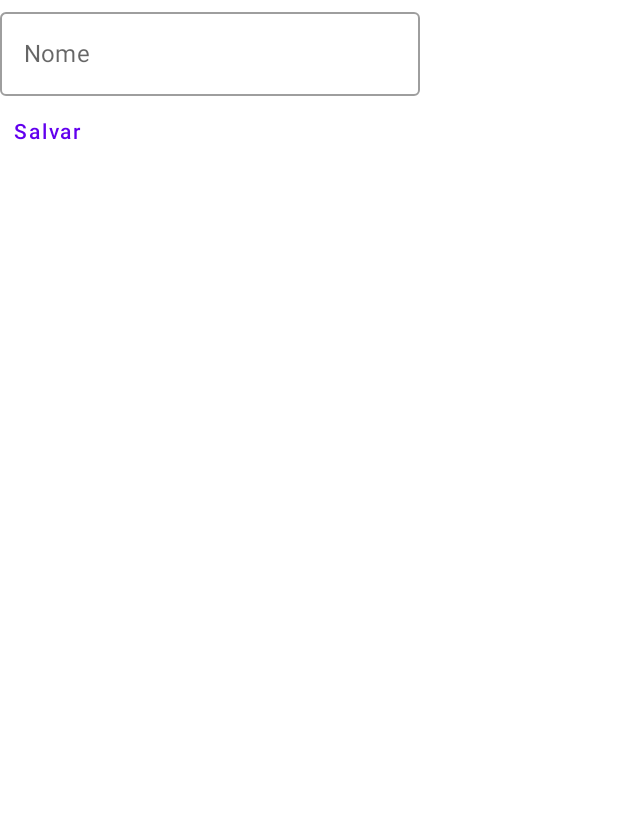
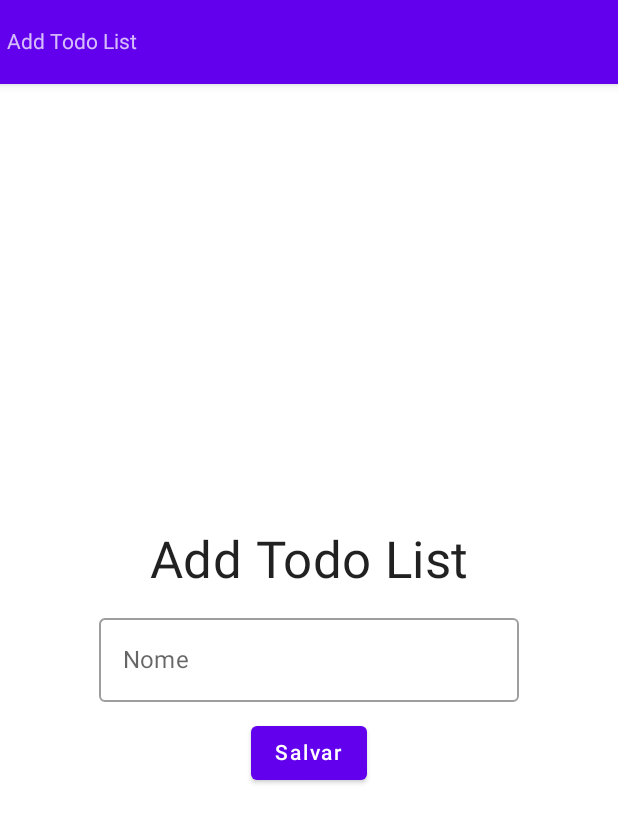
Before and after one commit to Sartori-RIA/app-todolist-jetpack-compose, an Android app built with Jetpack Compose: the TodoListFormScreen screen opened through its navigation route, on a phone screen of 412 x 824 dp. Shown: the top 823 px of the screen. Run offline under Robolectric (Android 15) with nearby library versions, the phone set to English and light mode, and no system bars; our stand-ins replace Room's generated code, livedata-compose; 1 statement that could not run was skipped.

Commit message:
update screens

```diff
--- a/app/build.gradle
+++ b/app/build.gradle
@@ -10,7 +10,7 @@ android {
 
     defaultConfig {
         applicationId "br.com.cookiecode.appguairacacompose"
-        minSdkVersion 21
+        minSdkVersion 26
         targetSdkVersion 30
         versionCode 1
         versionName "1.0"
@@ -59,7 +59,10 @@ dependencies {
     implementation 'androidx.appcompat:appcompat:1.2.0'
     implementation 'androidx.activity:activity-compose:1.3.0-alpha03'
 
+    implementation "androidx.compose.animation:animation:$compose_version"
+
     implementation "androidx.compose.foundation:foundation:$compose_version"
+    implementation "androidx.compose.foundation:foundation-layout:$compose_version"
 
     implementation "androidx.compose.material:material:$compose_version"
     implementation "androidx.compose.material:material-icons-core:$compose_version"
@@ -67,6 +70,7 @@ dependencies {
 
     implementation "androidx.compose.ui:ui:$compose_version"
     implementation "androidx.compose.ui:ui-tooling:$compose_version"
+    implementation "androidx.compose.runtime:runtime:$compose_version"
     implementation "androidx.compose.runtime:runtime-livedata:$compose_version"
 
     implementation "androidx.lifecycle:lifecycle-livedata-ktx:$lifecycle_version"
--- a/app/src/main/java/br/com/cookiecode/appguairacacompose/MainActivity.kt
+++ b/app/src/main/java/br/com/cookiecode/appguairacacompose/MainActivity.kt
@@ -28,7 +28,7 @@ class MainActivity : AppCompatActivity() {
                         composable("todo_lists") { TodoLists(navController) }
                         composable("todo_list_form") { TodoListFormScreen(navController) }
                         composable(
-                            "todo_list/{id}",
+                            "todo_lists/{id}",
                             arguments = listOf(navArgument("id") { type = NavType.IntType })
                         ) {
                             TodoListDetail(
--- a/app/src/main/java/br/com/cookiecode/appguairacacompose/data/dao/TodoListDao.kt
+++ b/app/src/main/java/br/com/cookiecode/appguairacacompose/data/dao/TodoListDao.kt
@@ -3,7 +3,6 @@ package br.com.cookiecode.appguairacacompose.data.dao
 import androidx.lifecycle.LiveData
 import androidx.room.*
 import br.com.cookiecode.appguairacacompose.data.models.TodoList
-import br.com.cookiecode.appguairacacompose.data.models.TodoListWithItems
 
 @Dao
 interface TodoListDao {
@@ -11,13 +10,13 @@ interface TodoListDao {
     @Query("SELECT * FROM todo_lists")
     fun all(): LiveData<List<TodoList>>
 
-    @Query("SELECT * FROM todo_lists WHERE id = :id")
-    fun show(id: Int): LiveData<TodoListWithItems>
+    @Query("SELECT * FROM todo_lists WHERE id = :id LIMIT 1")
+    fun show(id: Int): LiveData<TodoList>
 
     @Insert
     fun create(data: TodoList)
 
-    @Update
+    @Update(onConflict = OnConflictStrategy.REPLACE)
     fun update(data: TodoList)
 
     @Delete
--- a/app/src/main/java/br/com/cookiecode/appguairacacompose/data/dao/TodoListItemDao.kt
+++ b/app/src/main/java/br/com/cookiecode/appguairacacompose/data/dao/TodoListItemDao.kt
@@ -7,13 +7,19 @@ import br.com.cookiecode.appguairacacompose.data.models.TodoListItem
 @Dao
 interface TodoListItemDao {
 
-    @Query("SELECT * from TODO_LIST_ITEMS WHERE todo_list_id = :todoListId")
+    @Query("SELECT * FROM todo_list_items")
+    fun all(): LiveData<List<TodoListItem>>
+
+    @Query("SELECT * from todo_list_items WHERE todo_list_id = :todoListId")
     fun getTodoListItems(todoListId: Int): LiveData<List<TodoListItem>>
+
+    @Query("SELECT * FROM todo_list_items WHERE id = :id LIMIT 1")
+    fun show(id: Int): LiveData<TodoListItem>
 
     @Insert
     fun create(item: TodoListItem)
 
-    @Update
+    @Update(onConflict = OnConflictStrategy.REPLACE)
     fun update(item: TodoListItem)
 
     @Delete
--- /dev/null
+++ b/app/src/main/java/br/com/cookiecode/appguairacacompose/data/repositories/BaseRepository.kt
@@ -0,0 +1,16 @@
+package br.com.cookiecode.appguairacacompose.data.repositories
+
+import androidx.lifecycle.LiveData
+
+interface BaseRepository<T, PK> {
+
+    fun all(): LiveData<List<T>>
+
+    fun show(id: PK): LiveData<T>
+
+    fun create(data: T)
+
+    fun update(data: T)
+
+    fun delete(data: T)
+}
--- a/app/src/main/java/br/com/cookiecode/appguairacacompose/data/repositories/TodoListRepository.kt
+++ b/app/src/main/java/br/com/cookiecode/appguairacacompose/data/repositories/TodoListRepository.kt
@@ -1,13 +1,12 @@
 package br.com.cookiecode.appguairacacompose.data.repositories
 
 import android.app.Application
-import androidx.lifecycle.LiveData
 import br.com.cookiecode.appguairacacompose.data.AppDatabase
 import br.com.cookiecode.appguairacacompose.data.dao.TodoListDao
 import br.com.cookiecode.appguairacacompose.data.models.TodoList
-import br.com.cookiecode.appguairacacompose.data.models.TodoListWithItems
 
-class TodoListRepository(application: Application) {
+class TodoListRepository(application: Application) :
+    BaseRepository<TodoList, Int> {
 
     private val dao: TodoListDao
 
@@ -16,13 +15,13 @@ class TodoListRepository(application: Application) {
         dao = db.toDoDao()
     }
 
-    fun all() = dao.all()
+    override fun all() = dao.all()
 
-    fun show(id: Int): LiveData<TodoListWithItems> = dao.show(id)
+    override fun show(id: Int) = dao.show(id)
 
-    fun create(data: TodoList) = dao.create(data)
+    override fun create(data: TodoList) = dao.create(data)
 
-    fun update(data: TodoList) = dao.update(data)
+    override fun update(data: TodoList) = dao.update(data)
 
-    fun delete(data: TodoList) = dao.delete(data)
+    override fun delete(data: TodoList) = dao.delete(data)
 }
--- /dev/null
+++ b/app/src/main/java/br/com/cookiecode/appguairacacompose/ui/buttons/AddFAB.kt
@@ -0,0 +1,22 @@
+package br.com.cookiecode.appguairacacompose.ui.buttons
+
+import androidx.annotation.StringRes
+import androidx.compose.material.FloatingActionButton
+import androidx.compose.material.Icon
+import androidx.compose.material.icons.Icons
+import androidx.compose.material.icons.rounded.Add
+import androidx.compose.runtime.Composable
+import androidx.compose.ui.res.stringResource
+
+@Composable
+fun AddFAB(onClick: () -> Unit, @StringRes id: Int) {
+    FloatingActionButton(
+        onClick = onClick,
+        content = {
+            Icon(
+                imageVector = Icons.Rounded.Add,
+                contentDescription = stringResource(id),
+            )
+        }
+    )
+}
--- /dev/null
+++ b/app/src/main/java/br/com/cookiecode/appguairacacompose/ui/buttons/SaveButton.kt
@@ -0,0 +1,17 @@
+package br.com.cookiecode.appguairacacompose.ui.buttons
+
+import androidx.compose.material.Button
+import androidx.compose.material.Text
+import androidx.compose.runtime.Composable
+import androidx.compose.ui.res.stringResource
+import br.com.cookiecode.appguairacacompose.R
+
+@Composable
+fun SaveButton(onClick: () -> Unit) {
+    Button(
+        onClick = onClick,
+        content = {
+            Text(stringResource(R.string.btn_save))
+        }
+    )
+}
--- a/app/src/main/java/br/com/cookiecode/appguairacacompose/ui/screens/todo_lists/TodoListForm.kt
+++ b/app/src/main/java/br/com/cookiecode/appguairacacompose/ui/screens/todo_lists/TodoListForm.kt
@@ -1,18 +1,24 @@
 package br.com.cookiecode.appguairacacompose.ui.screens.todo_lists
 
 import android.app.Application
-import androidx.compose.foundation.layout.Column
-import androidx.compose.foundation.layout.fillMaxSize
-import androidx.compose.material.OutlinedTextField
-import androidx.compose.material.Surface
-import androidx.compose.material.Text
-import androidx.compose.material.TextButton
+import androidx.compose.foundation.background
+import androidx.compose.foundation.layout.*
+import androidx.compose.foundation.rememberScrollState
+import androidx.compose.foundation.text.KeyboardOptions
+import androidx.compose.foundation.verticalScroll
+import androidx.compose.material.*
 import androidx.compose.runtime.Composable
 import androidx.compose.runtime.getValue
 import androidx.compose.runtime.livedata.observeAsState
+import androidx.compose.ui.Alignment
 import androidx.compose.ui.Modifier
+import androidx.compose.ui.graphics.Color
 import androidx.compose.ui.res.stringResource
-import androidx.compose.ui.tooling.preview.Preview
+import androidx.compose.ui.text.TextStyle
+import androidx.compose.ui.text.input.ImeAction
+import androidx.compose.ui.text.input.KeyboardType
+import androidx.compose.ui.text.style.TextAlign
+import androidx.compose.ui.unit.dp
 import androidx.lifecycle.AndroidViewModel
 import androidx.lifecycle.LiveData
 import androidx.lifecycle.MutableLiveData
@@ -22,6 +28,7 @@ import androidx.navigation.NavHostController
 import br.com.cookiecode.appguairacacompose.R
 import br.com.cookiecode.appguairacacompose.data.models.TodoList
 import br.com.cookiecode.appguairacacompose.data.repositories.TodoListRepository
+import br.com.cookiecode.appguairacacompose.ui.buttons.SaveButton
 import kotlinx.coroutines.Dispatchers
 import kotlinx.coroutines.launch
 
@@ -37,7 +44,8 @@ class TodoListFormViewModel(application: Application) : AndroidViewModel(applica
 
     fun save() {
         viewModelScope.launch(Dispatchers.IO) {
-            repository.create(TodoList(name = _name.value.toString()))
+            val a = repository.create(TodoList(name = _name.value.toString()))
+            var b = 2
         }
     }
 }
@@ -49,6 +57,17 @@ fun TodoListFormScreen(
 ) {
     val name by todoListViewModel.name.observeAsState("")
 
+    Scaffold(
+        topBar = {
+            TopAppBar {
+                Text(
+                    text = stringResource(R.string.add_todolist),
+                    style = TextStyle(textAlign = TextAlign.Center)
+                )
+            }
+        },
+        content = {
+            Surface(Modifier.fillMaxSize()) {
                 TodoListForm(name,
                     onSave = {
                         todoListViewModel.save()
@@ -56,6 +75,9 @@ fun TodoListFormScreen(
                     },
                     onCancel = { navController.popBackStack() },
                     onValueChange = { todoListViewModel.onNameChanged(it) }
+                )
+            }
+        }
     )
 }
 
@@ -66,19 +88,35 @@ fun TodoListForm(
     onCancel: () -> Unit,
     onValueChange: (String) -> Unit
 ) {
-    Surface(Modifier.fillMaxSize()) {
-        Column(Modifier.fillMaxSize()) {
+    val scrollState = rememberScrollState()
+
+    Column(
+        modifier = Modifier
+            .size(300.dp, 200.dp)
+            .padding(16.dp)
+            .verticalScroll(state = scrollState, enabled = true)
+            .background(Color.White),
+        horizontalAlignment = Alignment.CenterHorizontally,
+        verticalArrangement = Arrangement.Center
+    ) {
+        Text(
+            text = stringResource(R.string.add_todolist),
+            textAlign = TextAlign.Center,
+            style = MaterialTheme.typography.h4
+        )
         OutlinedTextField(
+            modifier = Modifier.padding(10.dp),
             value = name,
             onValueChange = onValueChange,
-                label = { Text(stringResource(R.string.label_name)) }
+            label = { Text(stringResource(R.string.label_name)) },
+            singleLine = true,
+            keyboardOptions = KeyboardOptions(
+                autoCorrect = false,
+                keyboardType = KeyboardType.Text,
+                imeAction = ImeAction.Done
+            ),
         )
-            TextButton(
-                onClick = onSave,
-                content = {
-                    Text(stringResource(R.string.btn_save))
+        SaveButton(onClick = onSave)
     }
-            )
+
 }
-    }
-}
--- a/app/src/main/java/br/com/cookiecode/appguairacacompose/ui/screens/todo_lists/TodoLists.kt
+++ b/app/src/main/java/br/com/cookiecode/appguairacacompose/ui/screens/todo_lists/TodoLists.kt
@@ -2,15 +2,12 @@ package br.com.cookiecode.appguairacacompose.ui.screens.todo_lists
 
 import android.app.Application
 import androidx.compose.foundation.clickable
-import androidx.compose.foundation.gestures.Orientation
 import androidx.compose.foundation.layout.*
 import androidx.compose.foundation.lazy.LazyColumn
-import androidx.compose.foundation.lazy.itemsIndexed
+import androidx.compose.foundation.lazy.items
 import androidx.compose.foundation.lazy.rememberLazyListState
 import androidx.compose.foundation.shape.RoundedCornerShape
 import androidx.compose.material.*
-import androidx.compose.material.icons.Icons
-import androidx.compose.material.icons.rounded.Add
 import androidx.compose.runtime.Composable
 import androidx.compose.runtime.getValue
 import androidx.compose.runtime.livedata.observeAsState
@@ -26,6 +23,7 @@ import androidx.navigation.compose.navigate
 import br.com.cookiecode.appguairacacompose.R
 import br.com.cookiecode.appguairacacompose.data.models.TodoList
 import br.com.cookiecode.appguairacacompose.data.repositories.TodoListRepository
+import br.com.cookiecode.appguairacacompose.ui.buttons.AddFAB
 
 class TodoListsViewModel(application: Application) : AndroidViewModel(application) {
     private val repository = TodoListRepository(application)
@@ -50,24 +48,17 @@ fun TodoLists(
         },
         content = {
             LazyColumn(state = lazyData) {
-                itemsIndexed(items) { _, element ->
+                items(items) { element ->
                     TodoListCard(element, onEdit = {
-                        navController.navigate("todo_list/${element.id}")
+                        navController.navigate("todo_lists/${element.id}")
                     })
                 }
             }
         },
         floatingActionButton = {
-            FloatingActionButton(
-                onClick = {
-                    navController.navigate("todo_list_form")
-                },
-                content = {
-                    Icon(
-                        imageVector = Icons.Rounded.Add,
-                        contentDescription = stringResource(R.string.add_todolist),
-                    )
-                }
+            AddFAB(
+                onClick = { navController.navigate("todo_list_form") },
+                id = R.string.add_todolist
             )
         }
     )
@@ -77,14 +68,7 @@ fun TodoLists(
 @Composable
 fun TodoListCard(element: TodoList, onEdit: () -> Unit) {
     val padding = 16.dp
-    val swipeState = rememberSwipeableState(initialValue = false)
 
-    /*
-    .swipeable(
-                    state = swipeState,
-                    orientation = Orientation.Horizontal,
-                )
-     */
     Column {
         Row(verticalAlignment = Alignment.CenterVertically) { /*...*/ }
         Spacer(Modifier.padding(padding))
@@ -96,7 +80,6 @@ fun TodoListCard(element: TodoList, onEdit: () -> Unit) {
                 .padding(padding)
                 .height(100.dp)
                 .fillMaxWidth()
-
         ) {
             Column(
                 modifier = Modifier.fillMaxWidth(),
```
Also changed, not shown: app/src/main/java/br/com/cookiecode/appguairacacompose/data/models/TodoList.kt (+3 -4 lines), app/src/main/java/br/com/cookiecode/appguairacacompose/data/models/TodoListItem.kt (+5 -4 lines), app/src/main/java/br/com/cookiecode/appguairacacompose/data/repositories/TodoListItemRepository.kt (added, +28 -0 lines), app/src/main/java/br/com/cookiecode/appguairacacompose/ui/screens/todo_list_item/ItemCard.kt (added, +44 -0 lines), app/src/main/java/br/com/cookiecode/appguairacacompose/ui/screens/todo_list_item/ItemForm.kt (added, +87 -0 lines), app/src/main/java/br/com/cookiecode/appguairacacompose/ui/screens/todo_lists/TodoListDetail.kt (+78 -59 lines), 2 other files. Lines whose indentation alone changed are shown as unchanged.
